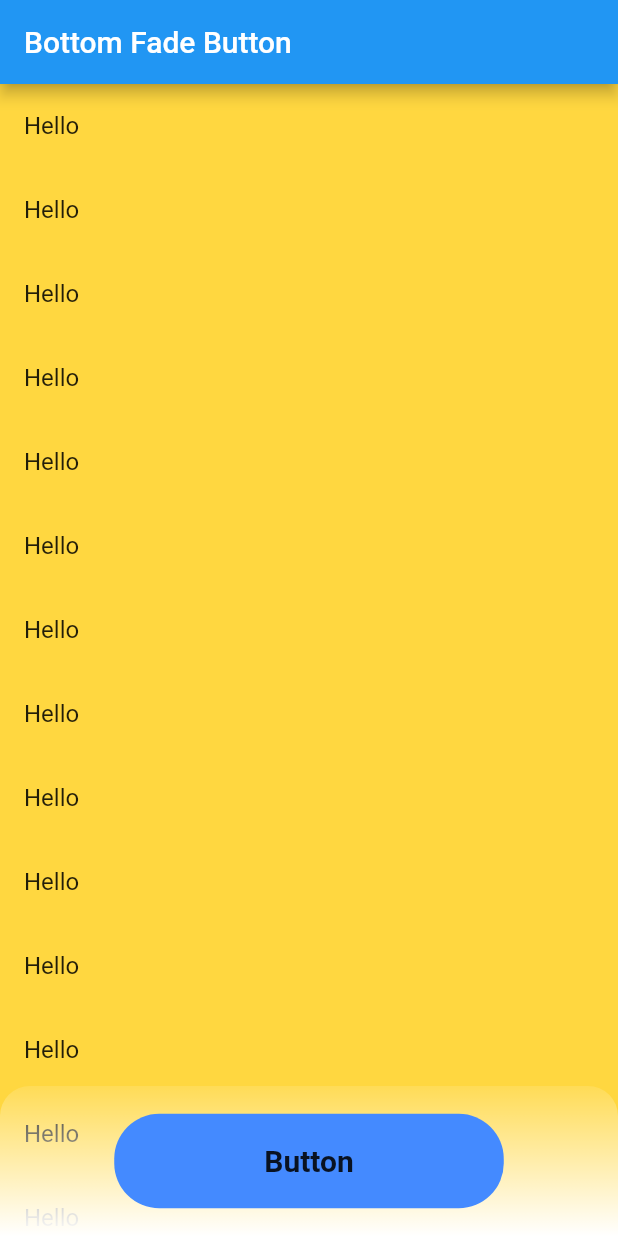
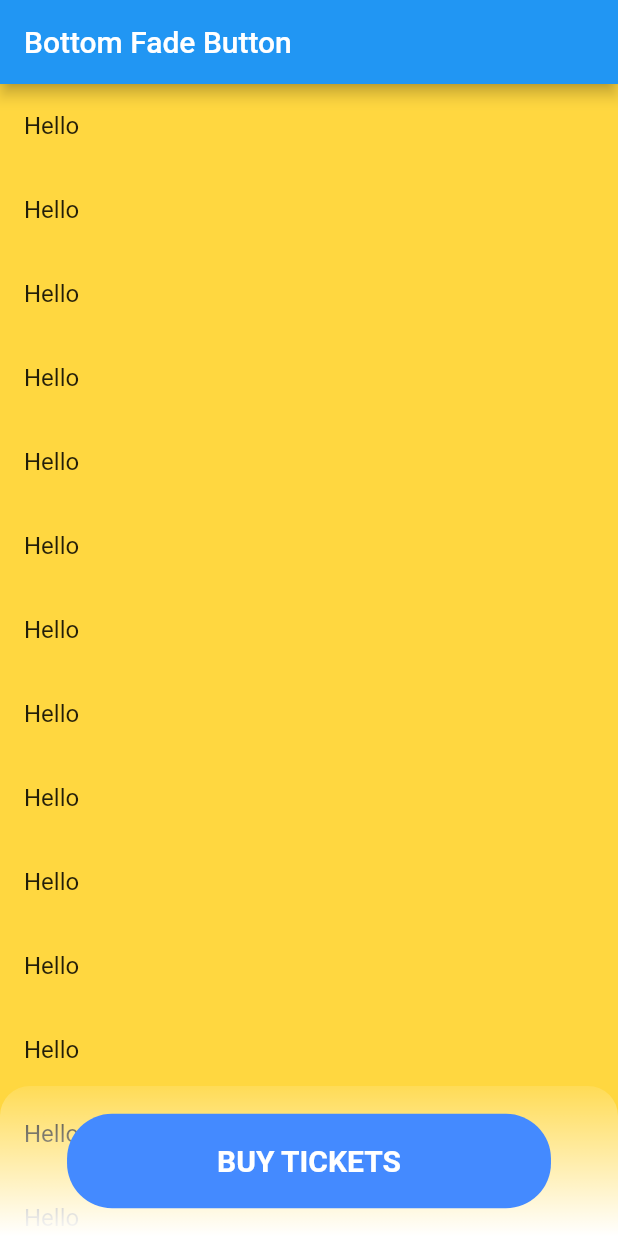
Before and after one commit to TheKetan2/flutter_api_expample, a Flutter app: the screen it shows after launch, on a phone screen of 412 x 824 dp. Run offline on Flutter 3.47's test engine with Material 2 defaults, Android fonts, the phone set to English and light mode, and no system bars.

Commit message:
Bottom Button example

```diff
--- a/lib/bottom_fade_button.dart
+++ b/lib/bottom_fade_button.dart
@@ -57,10 +57,11 @@ class BottomFadeButton extends StatelessWidget {
                           color: Colors.blueAccent,
                         ),
                         child: Text(
-                          "Button",
+                          "BUY TICKETS",
                           style: TextStyle(
                             fontWeight: FontWeight.bold,
                             fontSize: 20,
+                            color: Colors.white,
                           ),
                         ),
                       ),
```
Also changed, not shown: assets/bottom_button.gif (added).
